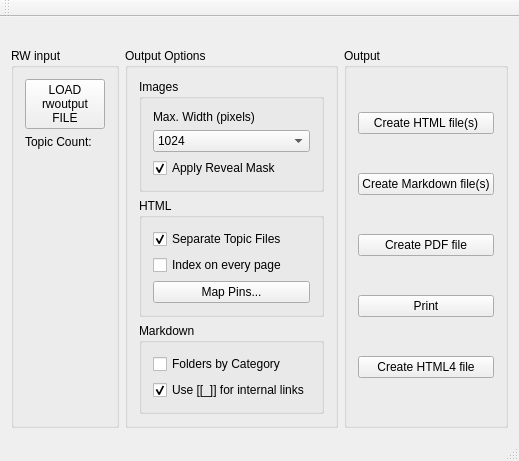
farling42/RWoutput, file mainwindow.ui: the form before one commit.
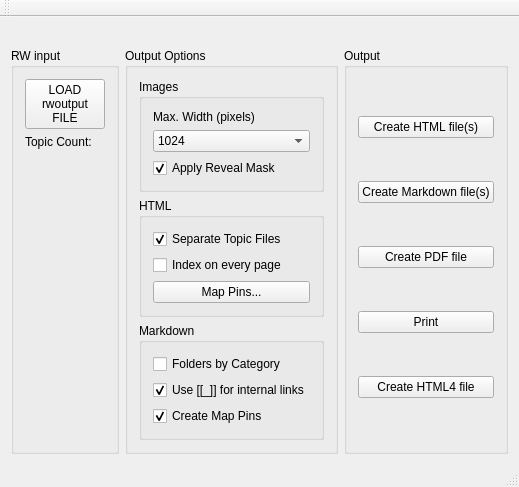
The form after the commit. Icons and pictures are not drawn.

Patch:
```diff
--- a/mainwindow.ui
+++ b/mainwindow.ui
@@ -9,8 +9,8 @@
    <rect>
     <x>0</x>
     <y>0</y>
-    <width>515</width>
-    <height>400</height>
+    <width>455</width>
+    <height>436</height>
    </rect>
   </property>
   <property name="windowTitle">
@@ -202,6 +202,19 @@
               </property>
              </widget>
             </item>
+            <item>
+             <widget class="QCheckBox" name="createMapPins">
+              <property name="toolTip">
+               <string>Create map pin information for Leaflet</string>
+              </property>
+              <property name="text">
+               <string>Create Map Pins</string>
+              </property>
+              <property name="checked">
+               <bool>true</bool>
+              </property>
+             </widget>
+            </item>
            </layout>
           </widget>
          </item>
```
Left out of the diff: 2 changed lines with no effect on the pictures.
